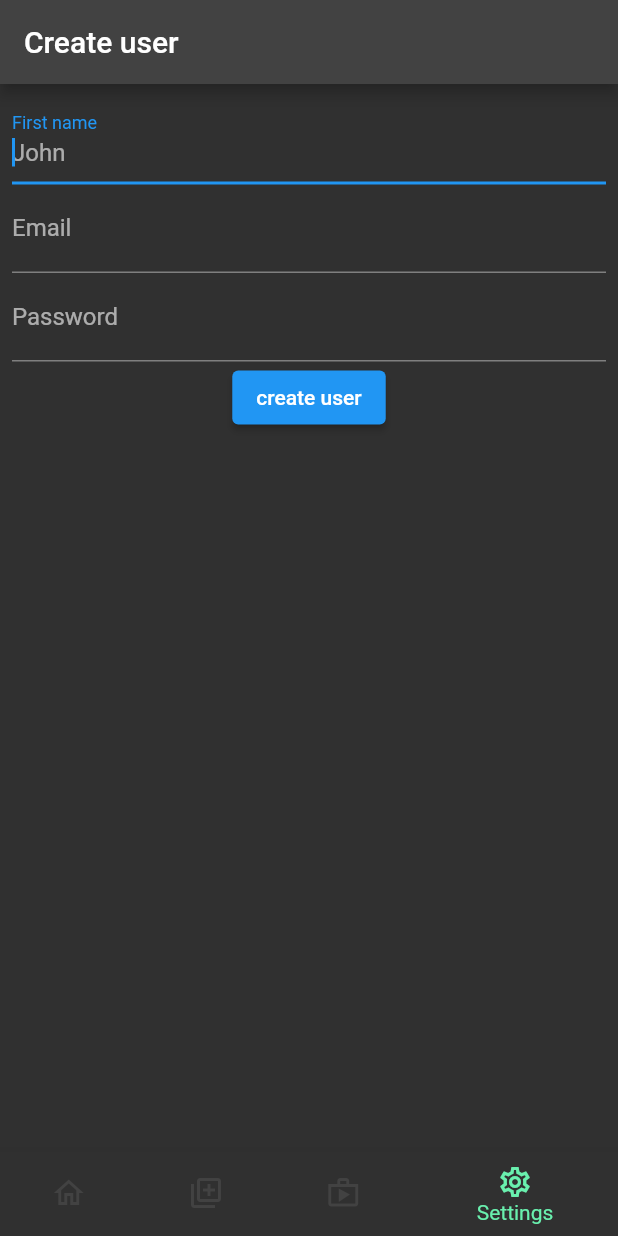
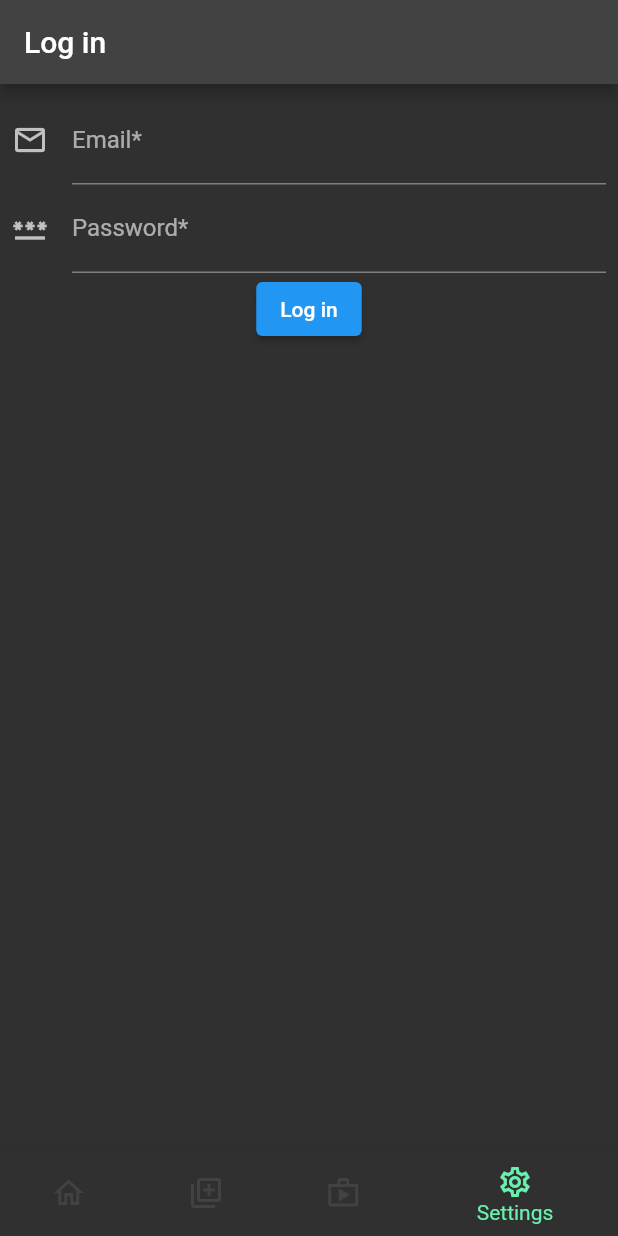
Before and after one commit to johannesskagius/crawlcoach, a Flutter app: the screen it shows after launch, swiped to page 4, on a phone screen of 412 x 824 dp. Run offline on Flutter 3.47's test engine with Material 2 defaults, Android fonts, the phone set to English and light mode, and no system bars; our stand-ins replace firebase_auth, firebase_core, firebase_database, shared_preferences, video_player; accounts and stored records are empty; network calls fail.

Commit message:
everything works. Redesigning user.dart

```diff
--- a/lib/account/create_user.dart
+++ /dev/null
@@ -1,180 +0,0 @@
-
-import 'dart:io';
-
-import 'package:crawl_course_3/account/user.dart';
-import 'package:firebase_auth/firebase_auth.dart';
-import 'package:flutter/cupertino.dart';
-import 'package:flutter/material.dart';
-import 'package:sign_in_with_apple/sign_in_with_apple.dart';
-
-class CreateUser extends StatefulWidget {
-  const CreateUser({Key? key}) : super(key: key);
-
-  @override
-  State<CreateUser> createState() => _CreateUserState();
-}
-
-class _CreateUserState extends State<CreateUser> {
-  final List<TextEditingController> _txtEditList =
-      List.generate(3, (index) => TextEditingController());
-  bool _focus = true;
-
-  @override
-  void initState() {
-    super.initState();
-  }
-
-  @override
-  void dispose() {
-    super.dispose();
-  }
-
-  @override
-  Widget build(BuildContext context) {
-    final _formKey = GlobalKey<FormState>();
-
-    Future<void> _createUser() async {
-      String _userAuth2 = '';
-      User? user;
-      try {
-        user = (await LocalUser.firebaseAuth.createUserWithEmailAndPassword(
-                email: _txtEditList.elementAt(1).value.text,
-                password: _txtEditList.elementAt(2).value.text))
-            .user;
-        _userAuth2 = user!.uid;
-      } catch (error) {
-        switch (error) {
-        //TODO fix the error codes. we want different things to happen depending the response from the server.
-          case 'email-already-exists': //Går aldrig in här.
-            print('This email is already in use');
-            break;
-          default:
-            print(error.toString());
-        }
-      }
-      if (user != null && _userAuth2 != '') {
-        LocalUser _newLocalUser = LocalUser(
-            _txtEditList.elementAt(0).value.text, //Firstname
-            _txtEditList.elementAt(1).value.text, //Email
-            _txtEditList.elementAt(2).value.text, //Password
-            _userAuth2); //userID
-        _newLocalUser.saveToSharedPreferences();
-        _newLocalUser.syncToServer();
-      }
-    }
-
-    return GestureDetector(
-      onTap: () => {
-        FocusManager.instance.primaryFocus?.unfocus(),
-        setState(() {
-          _focus = false;
-        }),
-      },
-      child: Scaffold(
-        appBar: AppBar(
-          title: const Text('Create user'),
-        ),
-        body: Container(
-          margin: const EdgeInsets.all(8),
-          child: Column(
-            children: [
-              Form(
-                key: _formKey,
-                child: Column(
-                  children: [
-                    TextFormField(
-                      keyboardType: TextInputType.name,
-                      controller: _txtEditList.elementAt(0),
-                      autofocus: _focus,
-                      onTap: () {
-                        setState(() {
-                          _focus = true;
-                        });
-                      },
-                      decoration: const InputDecoration(
-                        hintText: 'John',
-                        labelText: 'First name',
-                      ),
-                      validator: (value) {
-                        if (value == null || value.isEmpty) {
-                          return 'Please enter some text';
-                        }
-                        return null;
-                      },
-                    ),
-                    TextFormField(
-                      keyboardType: TextInputType.emailAddress,
-                      autovalidateMode: AutovalidateMode.onUserInteraction,
-                      controller: _txtEditList.elementAt(1),
-                      decoration: const InputDecoration(
-                        hintText: 'email',
-                        labelText: 'Email',
-                      ),
-                      validator: (value) {
-                        if (value == null || value.isEmpty) {
-                          return 'please enter your email';
-                        }
-                        var email = value;
-                        bool isValid = RegExp(
-                                r"^[a-zA-Z0-9.a-zA-Z0-9.!#$%&'*+-/=?^_`{|}~]+@[a-zA-Z0-9]+\.[a-zA-Z]+")
-                            .hasMatch(email);
-                        if (!isValid) {
-                          return 'please enter a correct email';
-                        }
-                      },
-                    ),
-                    TextFormField(
-                      keyboardType: TextInputType.visiblePassword,
-                      controller: _txtEditList.elementAt(2),
-                      decoration: const InputDecoration(
-                          labelText: 'Password',
-                          hintText: 'minimum 6 characters'),
-                      validator: (value) {
-                        if (value == null || value.isEmpty) {
-                          return 'please enter a password';
-                        }
-                        if (value.length < 6) {
-                          return 'please enter a correct email';
-                        }
-                      },
-                    ),
-                    Platform.isIOS
-                        ? Column(
-                            children: [
-                              CupertinoButton(
-                                  onPressed: () {
-                                    if (_formKey.currentState!.validate()) {
-                                      _createUser();
-                                    }
-                                  },
-                                  child: const Text('create user')),
-                              SignInWithAppleButton(onPressed: () async {
-                                final _credential =
-                                    await SignInWithApple.getAppleIDCredential(
-                                        scopes: [
-                                      AppleIDAuthorizationScopes.email,
-                                      AppleIDAuthorizationScopes.fullName,
-                                    ]);
-                                final _auth = FirebaseAuth.instance;
-                                _auth.signInWithCustomToken(
-                                    _credential.authorizationCode);
-                              })
-                            ],
-                          )
-                        : ElevatedButton(
-                            onPressed: () {
-                              if (_formKey.currentState!.validate()) {
-                                _createUser();
-                              }
-                            },
-                            child: const Text('create user')),
-                  ],
-                ),
-              )
-            ],
-          ),
-        ),
-      ),
-    );
-  }
-}
--- a/lib/account/my_courses.dart
+++ b/lib/account/my_courses.dart
@@ -42,7 +42,6 @@ class _MyCoursesState extends State<MyCourses> {
     final _databaseRef =
         _ref.child('users').child(_local!.userAuth2).child('assigned_sessions');
     Map<Object?, List<Object?>> _ex = {};
-
     _databaseRef.onValue.listen((event) {
       for (DataSnapshot _courseName in event.snapshot.children) {
         if (!_ex.containsKey(_courseName)) {
--- /dev/null
+++ b/lib/account/not_logged_user.dart
@@ -0,0 +1,189 @@
+import 'package:crawl_course_3/account/user.dart';
+import 'package:firebase_auth/firebase_auth.dart';
+import 'package:flutter/cupertino.dart';
+import 'package:flutter/material.dart';
+
+class NotLoggedUser extends StatefulWidget {
+  const NotLoggedUser({Key? key}) : super(key: key);
+
+  @override
+  State<NotLoggedUser> createState() => _NotLoggedUserState();
+}
+
+class _NotLoggedUserState extends State<NotLoggedUser> {
+  final List<TextEditingController> _txtEditList =
+      List.generate(3, (index) => TextEditingController());
+  List<String> _titles = ['Log in', 'Create user'];
+  String _title = 'Log in';
+
+  @override
+  void initState() {
+    super.initState();
+  }
+
+  @override
+  void dispose() {
+    super.dispose();
+  }
+
+  @override
+  Widget build(BuildContext context) {
+    final pControll = PageController();
+
+    Future<void> _createUser() async {
+      String _userAuth2 = '';
+      User? user;
+      try {
+        user = (await LocalUser.firebaseAuth.createUserWithEmailAndPassword(
+                email: _txtEditList.elementAt(1).value.text,
+                password: _txtEditList.elementAt(2).value.text))
+            .user;
+        _userAuth2 = user!.uid;
+      } catch (error) {
+        switch (error) {
+          //TODO fix the error codes. we want different things to happen depending the response from the server.
+          case 'email-already-exists': //Går aldrig in här.
+            print('This email is already in use');
+            break;
+          default:
+            print(error.toString());
+        }
+      }
+      if (user != null && _userAuth2 != '') {
+        LocalUser _newLocalUser = LocalUser(
+            _txtEditList.elementAt(0).value.text, //Firstname
+            _txtEditList.elementAt(1).value.text, //Email
+            _txtEditList.elementAt(2).value.text, //Password
+            _userAuth2); //userID
+        _newLocalUser.saveToSharedPreferences();
+        _newLocalUser.syncToServer();
+      }
+    }
+
+    void _onPageChanged(int index) {
+      setState(() {
+        _title = _titles.elementAt(index);
+      });
+    }
+
+    return Scaffold(
+      appBar: AppBar(
+        title: Text(_title),
+      ),
+      body: Stack(
+        children: [
+          PageView(
+            scrollDirection: Axis.vertical,
+            controller: pControll,
+            onPageChanged: _onPageChanged,
+            pageSnapping: true,
+            children: [
+              LogInUser(),
+              CreateUser(),
+            ],
+          )
+        ],
+      ),
+    );
+  }
+}
+
+class LogInUser extends StatelessWidget {
+  LogInUser({Key? key}) : super(key: key);
+  final _formKey = GlobalKey<FormState>();
+
+  @override
+  Widget build(BuildContext context) {
+    final List<TextEditingController> _txtEditList =
+        List.generate(2, (index) => TextEditingController());
+
+    return Container(
+      margin: const EdgeInsets.all(8),
+      child: Form(
+        key: _formKey,
+        child: Column(
+          children: [
+            _emailForm(_txtEditList.elementAt(0)),
+            _passwordForm(_txtEditList.elementAt(1)),
+            ElevatedButton(
+              onPressed: () async {
+                if (_formKey.currentState!.validate()) {
+                  await LocalUser.firebaseAuth.signInWithEmailAndPassword(
+                      email: _txtEditList.elementAt(0).value.text,
+                      password: _txtEditList.elementAt(1).value.text);
+                }
+              },
+              child: const Text('Log in'),
+            )
+          ],
+        ),
+      ),
+    );
+  }
+}
+
+class CreateUser extends StatelessWidget {
+  CreateUser({Key? key}) : super(key: key);
+  final _formKey = GlobalKey<FormState>();
+
+  @override
+  Widget build(BuildContext context) {
+    final List<TextEditingController> _txtEditList =
+        List.generate(2, (index) => TextEditingController());
+    return Container(
+      margin: const EdgeInsets.all(8),
+      child: Form(
+        key: _formKey,
+        child: Column(
+          children: [
+            _emailForm(_txtEditList.elementAt(0)),
+            _passwordForm(_txtEditList.elementAt(1)),
+          ],
+        ),
+      ),
+    );
+  }
+}
+
+TextFormField _emailForm(TextEditingController _controller) {
+  return TextFormField(
+    controller: _controller,
+    keyboardType: TextInputType.emailAddress,
+    autovalidateMode: AutovalidateMode.onUserInteraction,
+    decoration: const InputDecoration(
+      icon: Icon(Icons.email_outlined),
+      hintText: 'your@email.com',
+      label: Text('Email*'),
+    ),
+    validator: (value) {
+      if (value == null || value.isEmpty) {
+        return 'please enter your email';
+      }
+      var email = value;
+      bool isValid = RegExp(
+              r"^[a-zA-Z0-9.a-zA-Z0-9.!#$%&'*+-/=?^_`{|}~]+@[a-zA-Z0-9]+\.[a-zA-Z]+")
+          .hasMatch(email);
+      if (!isValid) {
+        return 'please enter a correct email';
+      }
+    },
+  );
+}
+
+TextFormField _passwordForm(TextEditingController _controller) {
+  return TextFormField(
+    controller: _controller,
+    decoration: const InputDecoration(
+      icon: Icon(Icons.password_outlined),
+      hintText: 'Put something clever :) ',
+      label: Text('Password*'),
+    ),
+    validator: (value) {
+      if (value == null || value.isEmpty) {
+        return 'please enter your email';
+      } else if (value.isNotEmpty && value.length < 5) {
+        return 'Please enter a password longer than 5 characters';
+      }
+    },
+  );
+}
--- a/lib/account/user.dart
+++ b/lib/account/user.dart
@@ -131,7 +131,6 @@ class LocalUser {
 
   void syncToServer() async {
     try {
-      //Create user json on firebase
       await _ref
           .child('users')
           .child(_userAuth2)
--- a/lib/main.dart
+++ b/lib/main.dart
@@ -72,6 +72,8 @@ class _LayoutState extends State<Layout> {
       LocalUser.signInAno();
     }
   }
+
+  Future<void> hasAccount() async {}
 
   @override
   void initState() {
--- a/lib/settings.dart
+++ b/lib/settings.dart
@@ -5,8 +5,7 @@ import 'package:firebase_database/firebase_database.dart';
 import 'package:flutter/cupertino.dart';
 import 'package:flutter/material.dart';
 
-import 'account/create_user.dart';
-
+import 'account/not_logged_user.dart';
 
 Container _textContainer(double _height, String s) {
   return Container(
@@ -105,7 +104,7 @@ class _SettingsState extends State<Settings> {
         if (snapshot.hasData) {
           return SignedIn(snapshot.data);
         } else {
-          return const CreateUser();
+          return const NotLoggedUser();
         }
       },
     );
```
